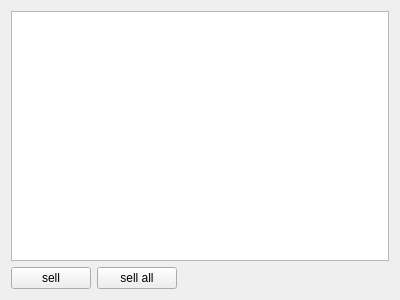
Above: ctpnow/ui/positionform.ui from xclxxl414/bftrader before the change. Below: the same form after it.
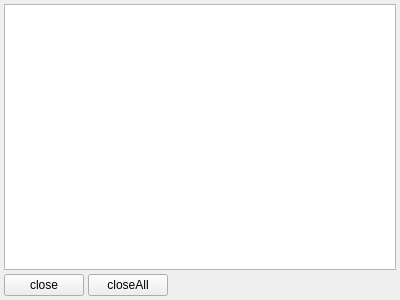
That is the form after the change.

Patch:
```diff
--- a/ctpnow/ui/positionform.ui
+++ b/ctpnow/ui/positionform.ui
@@ -14,6 +14,21 @@
    <string>Form</string>
   </property>
   <layout class="QVBoxLayout" name="verticalLayout">
+   <property name="spacing">
+    <number>4</number>
+   </property>
+   <property name="leftMargin">
+    <number>4</number>
+   </property>
+   <property name="topMargin">
+    <number>4</number>
+   </property>
+   <property name="rightMargin">
+    <number>4</number>
+   </property>
+   <property name="bottomMargin">
+    <number>4</number>
+   </property>
    <item>
     <widget class="QTableWidget" name="tableWidget"/>
    </item>
@@ -22,14 +37,14 @@
      <item>
       <widget class="QPushButton" name="pushButton">
        <property name="text">
-        <string>sell</string>
+        <string>close</string>
        </property>
       </widget>
      </item>
      <item>
       <widget class="QPushButton" name="pushButton_2">
        <property name="text">
-        <string>sell all</string>
+        <string>closeAll</string>
        </property>
       </widget>
      </item>
```
Left out of the diff: 4 changed lines with no effect on the pictures.
